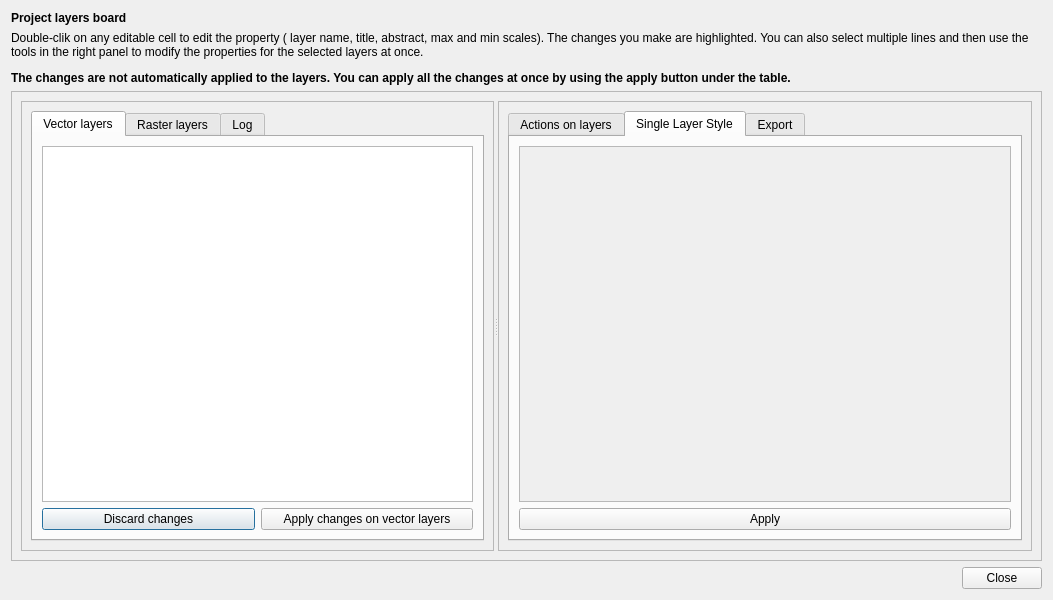
Qt form layer_board_dialog_base.ui (3liz/QgisLayerBoardPlugin) before a commit.
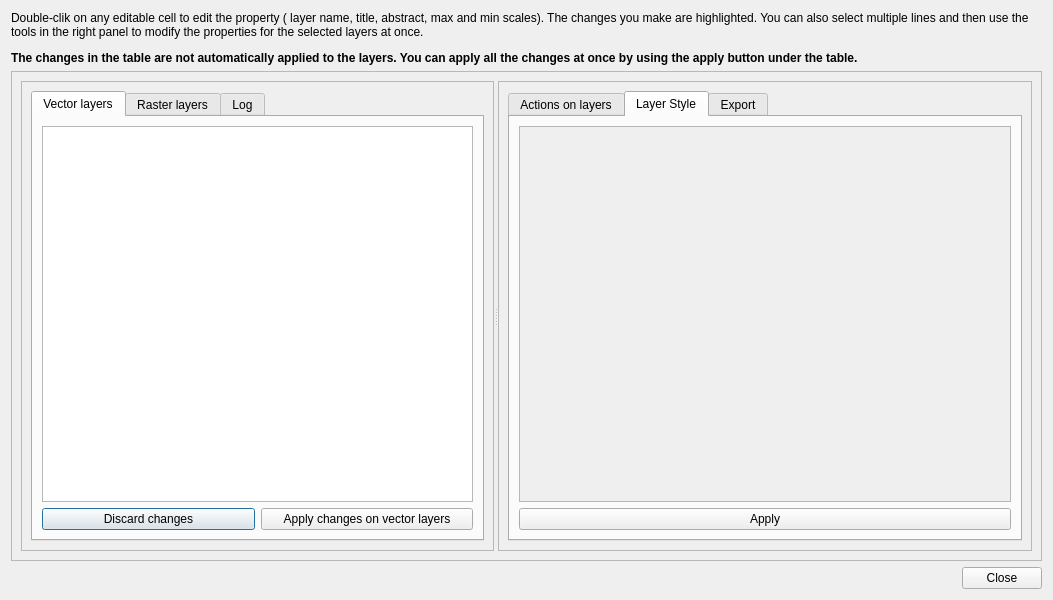
The same form after that commit. The open tabs and pages were chosen to show the change.

Patch:
```diff
--- a/layer_board_dialog_base.ui
+++ b/layer_board_dialog_base.ui
@@ -14,23 +14,10 @@
    <string>Layer Board</string>
   </property>
   <layout class="QVBoxLayout" name="verticalLayout">
-   <item>
-    <widget class="QLabel" name="label">
-     <property name="font">
-      <font>
-       <weight>75</weight>
-       <bold>true</bold>
-      </font>
-     </property>
-     <property name="text">
-      <string>Project layers board</string>
-     </property>
-    </widget>
-   </item>
    <item>
     <widget class="QLabel" name="label_5">
      <property name="text">
-      <string>&lt;html&gt;&lt;head/&gt;&lt;body&gt;&lt;p&gt;Double-clik on any editable cell to edit the property ( layer name, title, abstract, max and min scales). The changes you make are highlighted. You can also select multiple lines and then use the tools in the right panel to modify the properties for the selected layers at once.&lt;/p&gt;&lt;p&gt;&lt;span style=&quot; font-weight:600;&quot;&gt;The changes are not automatically applied to the layers. You can apply all the changes at once by using the apply button under the table.&lt;/span&gt;&lt;/p&gt;&lt;/body&gt;&lt;/html&gt;</string>
+      <string>&lt;html&gt;&lt;head/&gt;&lt;body&gt;&lt;p&gt;Double-clik on any editable cell to edit the property ( layer name, title, abstract, max and min scales). The changes you make are highlighted. You can also select multiple lines and then use the tools in the right panel to modify the properties for the selected layers at once.&lt;/p&gt;&lt;p&gt;&lt;span style=&quot; font-weight:600;&quot;&gt;The changes in the table are not automatically applied to the layers. You can apply all the changes at once by using the apply button under the table.&lt;/span&gt;&lt;/p&gt;&lt;/body&gt;&lt;/html&gt;</string>
      </property>
      <property name="wordWrap">
       <bool>true</bool>
@@ -48,7 +35,7 @@
         <x>0</x>
         <y>0</y>
         <width>1033</width>
-        <height>455</height>
+        <height>461</height>
        </rect>
       </property>
       <layout class="QVBoxLayout" name="verticalLayout_2">
@@ -432,7 +419,7 @@
              </widget>
              <widget class="QWidget" name="tab_5">
               <attribute name="title">
-               <string>Single Layer Style</string>
+               <string>Layer Style</string>
               </attribute>
               <layout class="QVBoxLayout" name="verticalLayout_13">
                <item>
@@ -445,8 +432,8 @@
                    <rect>
                     <x>0</x>
                     <y>0</y>
-                    <width>460</width>
-                    <height>331</height>
+                    <width>461</width>
+                    <height>337</height>
                    </rect>
                   </property>
                  </widget>
```
